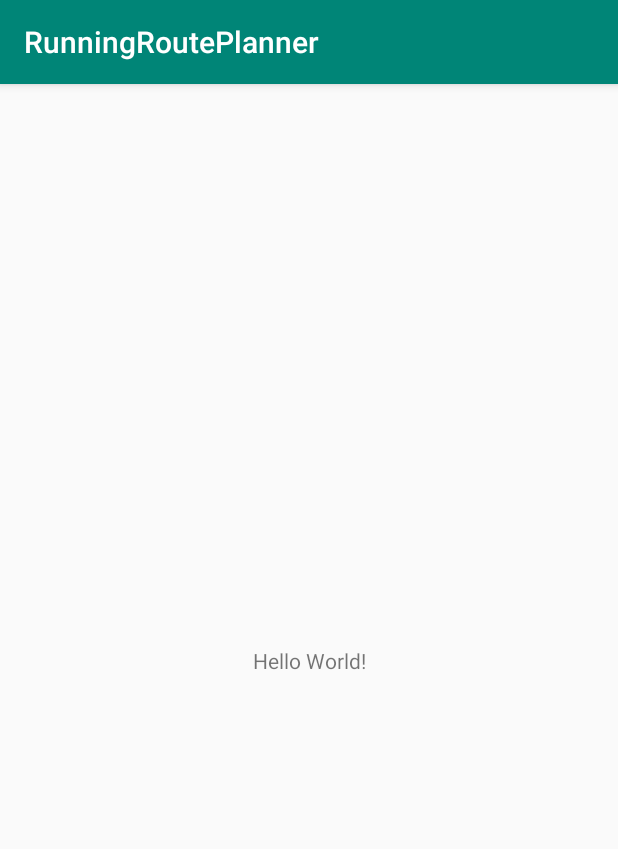
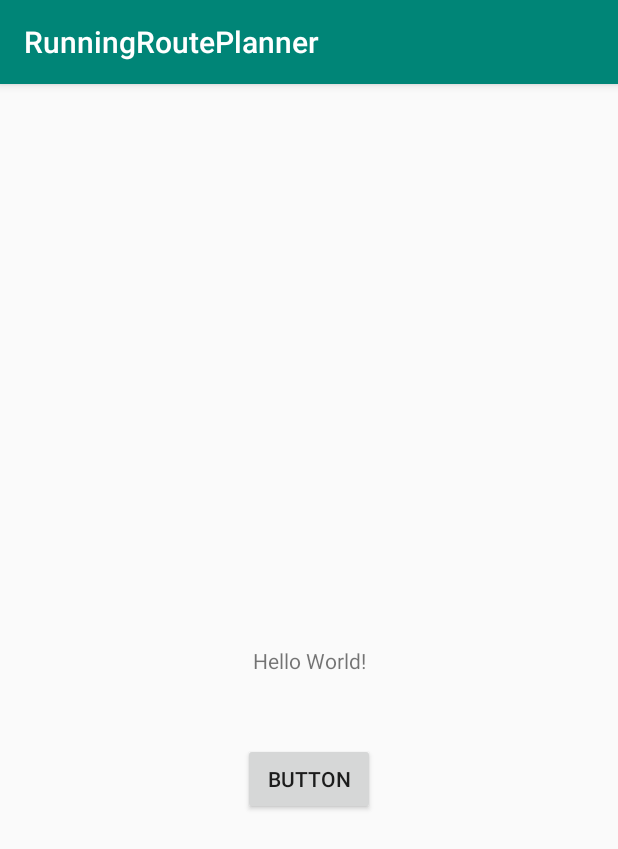
Before and after one commit to CarlZuo/Running-Route-Planner, an Android app: the screen it shows after launch (MainActivity), on a phone screen of 412 x 824 dp. Shown: the top 849 px of the screen. Run offline under Robolectric (Android 15) with nearby library versions, the phone set to English and light mode, and no system bars.

Commit message:
modify main

```diff
--- a/app/src/main/java/com/example/runningrouteplanner/MainActivity.java
+++ b/app/src/main/java/com/example/runningrouteplanner/MainActivity.java
@@ -2,13 +2,31 @@ package com.example.runningrouteplanner;
 
 import androidx.appcompat.app.AppCompatActivity;
 
+import android.content.Intent;
 import android.os.Bundle;
+import android.view.View;
+import android.widget.Button;
 
 public class MainActivity extends AppCompatActivity {
+
+    private Button button_01;
 
     @Override
     protected void onCreate(Bundle savedInstanceState) {
         super.onCreate(savedInstanceState);
         setContentView(R.layout.activity_main);
+
+        button_01 = (Button) findViewById(R.id.button01);//id后面为上方button的id
+
+        button_01.setOnClickListener(new View.OnClickListener(){
+            @Override
+            public void onClick(View v) {
+                Intent intent = new Intent();
+                intent.setClass(com.example.runningrouteplanner.MainActivity.this, Preference.class);//this前面为当前activty名称，class前面为要跳转到得activity名称
+                startActivity(intent);
+            }
+        });
+
+
     }
 }
--- a/app/src/main/res/layout/activity_main.xml
+++ b/app/src/main/res/layout/activity_main.xml
@@ -7,6 +7,7 @@
     tools:context=".MainActivity">
 
     <TextView
+        android:id="@+id/textView"
         android:layout_width="wrap_content"
         android:layout_height="wrap_content"
         android:text="Hello World!"
@@ -15,4 +16,21 @@
         app:layout_constraintRight_toRightOf="parent"
         app:layout_constraintTop_toTopOf="parent" />
 
+    <Button
+        android:id="@+id/button01"
+        android:layout_width="wrap_content"
+        android:layout_height="wrap_content"
+        android:layout_marginStart="32dp"
+        android:layout_marginLeft="32dp"
+        android:layout_marginTop="36dp"
+        android:layout_marginEnd="32dp"
+        android:layout_marginRight="32dp"
+        android:layout_marginBottom="272dp"
+        android:onClick="onMainClick"
+        android:text="Button"
+        app:layout_constraintBottom_toBottomOf="parent"
+        app:layout_constraintEnd_toEndOf="parent"
+        app:layout_constraintStart_toStartOf="parent"
+        app:layout_constraintTop_toBottomOf="@+id/textView" />
+
 </androidx.constraintlayout.widget.ConstraintLayout>
```
